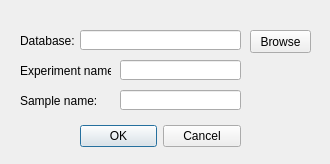
This is resources/ui/save_data.ui in KU-DO-Lab/Spearmint as Qt 5 draws it before an edit. The edited form follows.
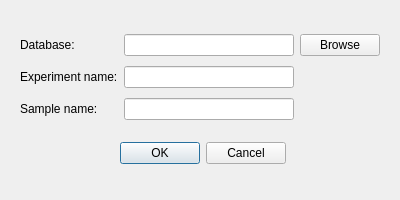
This is the edited form.

Commit message: added auto save feature, fixed erroneous indentation on dev causing class to be in a loop

```diff
--- a/resources/ui/save_data.ui
+++ b/resources/ui/save_data.ui
@@ -6,8 +6,8 @@
    <rect>
     <x>0</x>
     <y>0</y>
-    <width>330</width>
-    <height>164</height>
+    <width>400</width>
+    <height>200</height>
    </rect>
   </property>
   <property name="windowTitle">
@@ -16,10 +16,10 @@
   <widget class="QDialogButtonBox" name="buttonBox">
    <property name="geometry">
     <rect>
-     <x>80</x>
-     <y>120</y>
-     <width>161</width>
-     <height>32</height>
+     <x>120</x>
+     <y>140</y>
+     <width>166</width>
+     <height>27</height>
     </rect>
    </property>
    <property name="orientation">
@@ -29,90 +29,58 @@
     <set>QDialogButtonBox::Cancel|QDialogButtonBox::Ok</set>
    </property>
   </widget>
-  <widget class="QLabel" name="locationLabel">
+  <widget class="QWidget" name="">
    <property name="geometry">
     <rect>
      <x>20</x>
      <y>30</y>
-     <width>61</width>
-     <height>21</height>
+     <width>360</width>
+     <height>95</height>
     </rect>
    </property>
-   <property name="text">
-    <string>Database:</string>
-   </property>
-  </widget>
-  <widget class="QLineEdit" name="locationEdit">
-   <property name="geometry">
-    <rect>
-     <x>80</x>
-     <y>30</y>
-     <width>161</width>
-     <height>20</height>
-    </rect>
-   </property>
-   <property name="readOnly">
-    <bool>true</bool>
-   </property>
-  </widget>
-  <widget class="QPushButton" name="browseButton">
-   <property name="geometry">
-    <rect>
-     <x>250</x>
-     <y>30</y>
-     <width>61</width>
-     <height>23</height>
-    </rect>
-   </property>
-   <property name="text">
-    <string>Browse</string>
-   </property>
-  </widget>
-  <widget class="QLineEdit" name="expEdit">
-   <property name="geometry">
-    <rect>
-     <x>120</x>
-     <y>60</y>
-     <width>121</width>
-     <height>20</height>
-    </rect>
-   </property>
-  </widget>
-  <widget class="QLineEdit" name="sampleEdit">
-   <property name="geometry">
-    <rect>
-     <x>120</x>
-     <y>90</y>
-     <width>121</width>
-     <height>20</height>
-    </rect>
-   </property>
-  </widget>
-  <widget class="QLabel" name="expLabel">
-   <property name="geometry">
-    <rect>
-     <x>20</x>
-     <y>60</y>
-     <width>91</width>
-     <height>21</height>
-    </rect>
-   </property>
-   <property name="text">
-    <string>Experiment name:</string>
-   </property>
-  </widget>
-  <widget class="QLabel" name="sampleLabel">
-   <property name="geometry">
-    <rect>
-     <x>20</x>
-     <y>90</y>
-     <width>91</width>
-     <height>21</height>
-    </rect>
-   </property>
-   <property name="text">
-    <string>Sample name:</string>
-   </property>
+   <layout class="QGridLayout" name="gridLayout">
+    <item row="0" column="0">
+     <widget class="QLabel" name="locationLabel">
+      <property name="text">
+       <string>Database:</string>
+      </property>
+     </widget>
+    </item>
+    <item row="0" column="2">
+     <widget class="QPushButton" name="browseButton">
+      <property name="text">
+       <string>Browse</string>
+      </property>
+     </widget>
+    </item>
+    <item row="1" column="1">
+     <widget class="QLineEdit" name="expEdit"/>
+    </item>
+    <item row="0" column="1">
+     <widget class="QLineEdit" name="locationEdit">
+      <property name="readOnly">
+       <bool>true</bool>
+      </property>
+     </widget>
+    </item>
+    <item row="2" column="1">
+     <widget class="QLineEdit" name="sampleEdit"/>
+    </item>
+    <item row="2" column="0">
+     <widget class="QLabel" name="sampleLabel">
+      <property name="text">
+       <string>Sample name:</string>
+      </property>
+     </widget>
+    </item>
+    <item row="1" column="0">
+     <widget class="QLabel" name="expLabel">
+      <property name="text">
+       <string>Experiment name:</string>
+      </property>
+     </widget>
+    </item>
+   </layout>
   </widget>
  </widget>
  <resources/>
```
The commit also changes 6 other files.
